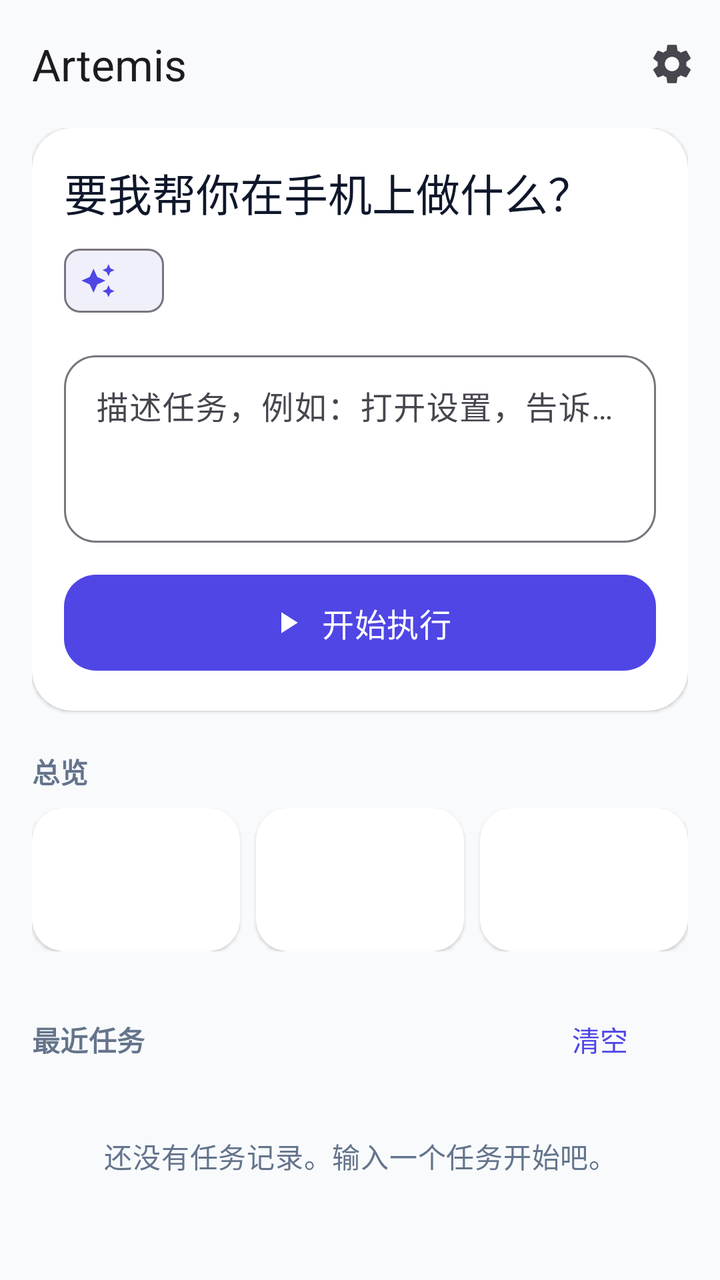
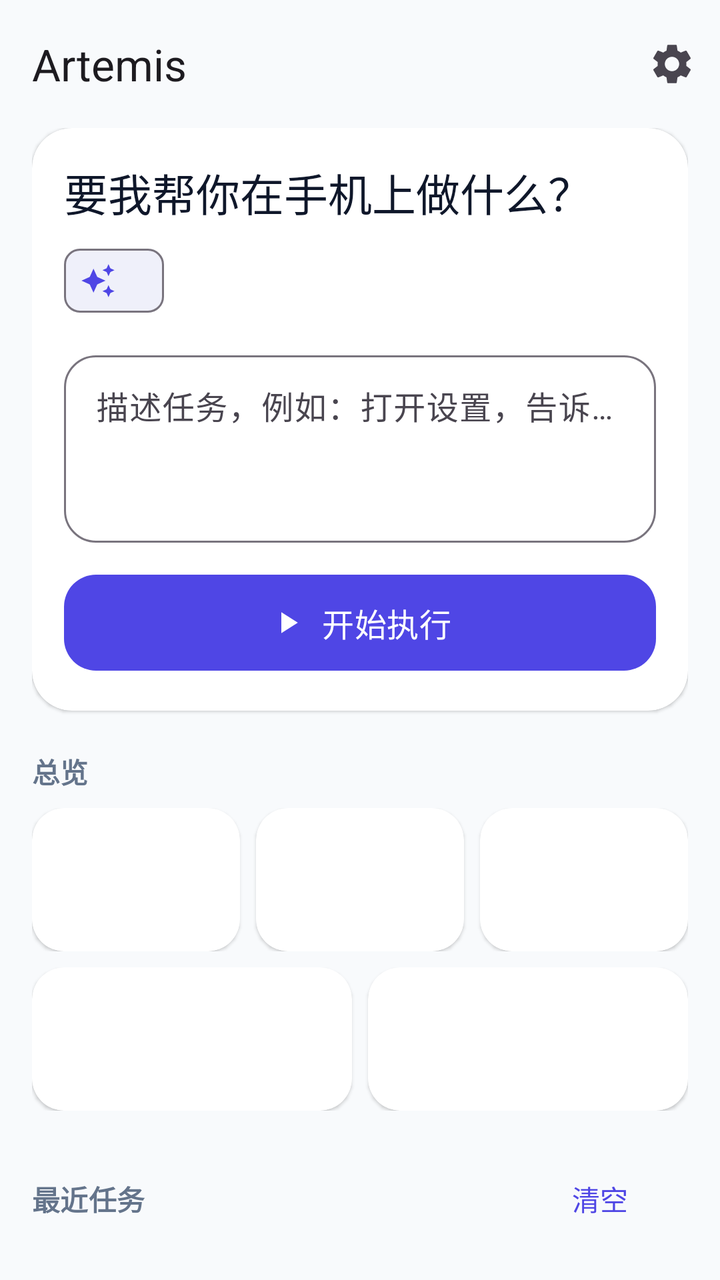

Before-and-after screenshots of an Android layout around one commit, followed by the original layout XML and the change that was made.
<!-- AndroidManifest.xml: application theme Theme.Artemis -->
<!-- res/layout/activity_main.xml -->
<?xml version="1.0" encoding="utf-8"?>
<LinearLayout xmlns:android="http://schemas.android.com/apk/res/android"
    xmlns:app="http://schemas.android.com/apk/res-auto"
    android:layout_width="match_parent"
    android:layout_height="match_parent"
    android:background="@color/surface"
    android:fitsSystemWindows="true"
    android:orientation="vertical">

    <com.google.android.material.appbar.MaterialToolbar
        android:id="@+id/toolbar"
        android:layout_width="match_parent"
        android:layout_height="?attr/actionBarSize"
        app:menu="@menu/home"
        app:title="@string/app_short"
        app:titleTextAppearance="?attr/textAppearanceTitleLarge" />

    <androidx.core.widget.NestedScrollView
        android:layout_width="match_parent"
        android:layout_height="match_parent">

        <LinearLayout
            android:layout_width="match_parent"
            android:layout_height="wrap_content"
            android:orientation="vertical"
            android:paddingHorizontal="16dp"
            android:paddingBottom="24dp">

            
            <com.google.android.material.card.MaterialCardView
                android:id="@+id/setup_card"
                android:layout_width="match_parent"
                android:layout_height="wrap_content"
                android:layout_marginBottom="12dp"
                android:visibility="gone"
                app:cardBackgroundColor="@color/brand_container">

                <LinearLayout
                    android:layout_width="match_parent"
                    android:layout_height="wrap_content"
                    android:orientation="vertical"
                    android:padding="16dp">

                    <TextView
                        android:layout_width="wrap_content"
                        android:layout_height="wrap_content"
                        android:text="@string/setup_title"
                        android:textAppearance="?attr/textAppearanceTitleMedium"
                        android:textColor="@color/on_brand_container" />

                    <LinearLayout
                        android:id="@+id/setup_a11y"
                        android:layout_width="match_parent"
                        android:layout_height="wrap_content"
                        android:layout_marginTop="8dp"
                        android:gravity="center_vertical"
                        android:orientation="horizontal">

                        <TextView
                            android:layout_width="0dp"
                            android:layout_height="wrap_content"
                            android:layout_weight="1"
                            android:text="@string/setup_a11y"
                            android:textAppearance="?attr/textAppearanceBodyMedium"
                            android:textColor="@color/on_brand_container" />

                        <com.google.android.material.button.MaterialButton
                            android:id="@+id/setup_a11y_button"
                            style="@style/Widget.Material3.Button"
                            android:layout_width="wrap_content"
                            android:layout_height="wrap_content"
                            android:layout_marginStart="12dp"
                            android:text="@string/action_enable" />
                    </LinearLayout>

                    <LinearLayout
                        android:id="@+id/setup_model"
                        android:layout_width="match_parent"
                        android:layout_height="wrap_content"
                        android:layout_marginTop="8dp"
                        android:gravity="center_vertical"
                        android:orientation="horizontal">

                        <TextView
                            android:layout_width="0dp"
                            android:layout_height="wrap_content"
                            android:layout_weight="1"
                            android:text="@string/setup_model"
                            android:textAppearance="?attr/textAppearanceBodyMedium"
                            android:textColor="@color/on_brand_container" />

                        <com.google.android.material.button.MaterialButton
                            android:id="@+id/setup_model_button"
                            style="@style/Widget.Material3.Button"
                            android:layout_width="wrap_content"
                            android:layout_height="wrap_content"
                            android:layout_marginStart="12dp"
                            android:text="@string/action_add_model" />
                    </LinearLayout>
                </LinearLayout>
            </com.google.android.material.card.MaterialCardView>

            
            <com.google.android.material.card.MaterialCardView
                android:id="@+id/composer_card"
                android:layout_width="match_parent"
                android:layout_height="wrap_content">

                <LinearLayout
                    android:layout_width="match_parent"
                    android:layout_height="wrap_content"
                    android:orientation="vertical"
                    android:padding="16dp">

                    <TextView
                        android:layout_width="wrap_content"
                        android:layout_height="wrap_content"
                        android:text="@string/home_greeting"
                        android:textAppearance="?attr/textAppearanceTitleLarge"
                        android:textColor="@color/text_primary" />

                    <com.google.android.material.chip.Chip
                        android:id="@+id/model_chip"
                        style="@style/Widget.Material3.Chip.Assist"
                        android:layout_width="wrap_content"
                        android:layout_height="wrap_content"
                        android:layout_marginTop="4dp"
                        app:chipIcon="@drawable/ic_spark"
                        app:chipIconTint="@color/brand" />

                    <com.google.android.material.textfield.TextInputLayout
                        android:id="@+id/task_layout"
                        style="@style/Widget.Material3.TextInputLayout.OutlinedBox"
                        android:layout_width="match_parent"
                        android:layout_height="wrap_content"
                        android:layout_marginTop="8dp"
                        android:hint="@string/task_hint"
                        app:boxCornerRadiusBottomEnd="16dp"
                        app:boxCornerRadiusBottomStart="16dp"
                        app:boxCornerRadiusTopEnd="16dp"
                        app:boxCornerRadiusTopStart="16dp"
                        app:endIconMode="clear_text">

                        <com.google.android.material.textfield.TextInputEditText
                            android:id="@+id/task_input"
                            android:layout_width="match_parent"
                            android:layout_height="wrap_content"
                            android:gravity="top"
                            android:inputType="textMultiLine|textCapSentences"
                            android:maxLines="6"
                            android:minLines="3" />
                    </com.google.android.material.textfield.TextInputLayout>

                    <HorizontalScrollView
                        android:layout_width="match_parent"
                        android:layout_height="wrap_content"
                        android:layout_marginTop="4dp"
                        android:scrollbars="none">

                        <com.google.android.material.chip.ChipGroup
                            android:id="@+id/suggestions"
                            android:layout_width="wrap_content"
                            android:layout_height="wrap_content"
                            app:singleLine="true" />
                    </HorizontalScrollView>

                    <com.google.android.material.button.MaterialButton
                        android:id="@+id/start_button"
                        android:layout_width="match_parent"
                        android:layout_height="56dp"
                        android:layout_marginTop="8dp"
                        android:text="@string/action_start"
                        android:textAppearance="?attr/textAppearanceTitleMedium"
                        app:cornerRadius="16dp"
                        app:icon="@drawable/ic_play"
                        app:iconGravity="textStart" />
                </LinearLayout>
            </com.google.android.material.card.MaterialCardView>

            
            <com.google.android.material.card.MaterialCardView
                android:id="@+id/live_card"
                android:layout_width="match_parent"
                android:layout_height="wrap_content"
                android:visibility="gone"
                app:strokeColor="@color/brand"
                app:strokeWidth="1dp">

                <LinearLayout
                    android:layout_width="match_parent"
                    android:layout_height="wrap_content"
                    android:orientation="vertical"
                    android:padding="16dp">

                    <LinearLayout
                        android:layout_width="match_parent"
                        android:layout_height="wrap_content"
                        android:gravity="center_vertical"
                        android:orientation="horizontal">

                        <com.google.android.material.progressindicator.CircularProgressIndicator
                            android:layout_width="wrap_content"
                            android:layout_height="wrap_content"
                            android:indeterminate="true"
                            app:indicatorSize="20dp"
                            app:trackThickness="3dp" />

                        <TextView
                            android:id="@+id/live_status"
                            android:layout_width="0dp"
                            android:layout_height="wrap_content"
                            android:layout_marginStart="10dp"
                            android:layout_weight="1"
                            android:textAppearance="?attr/textAppearanceLabelLarge"
                            android:textColor="@color/brand" />

                        <TextView
                            android:id="@+id/live_elapsed"
                            android:layout_width="wrap_content"
                            android:layout_height="wrap_content"
                            android:fontFeatureSettings="tnum"
                            android:textAppearance="?attr/textAppearanceLabelLarge"
                            android:textColor="@color/text_secondary" />
                    </LinearLayout>

                    <TextView
                        android:id="@+id/live_task"
                        android:layout_width="match_parent"
                        android:layout_height="wrap_content"
                        android:layout_marginTop="10dp"
                        android:ellipsize="end"
                        android:maxLines="3"
                        android:textAppearance="?attr/textAppearanceTitleMedium"
                        android:textColor="@color/text_primary" />

                    <TextView
                        android:id="@+id/live_last"
                        android:layout_width="match_parent"
                        android:layout_height="wrap_content"
                        android:layout_marginTop="8dp"
                        android:ellipsize="end"
                        android:maxLines="4"
                        android:textAppearance="?attr/textAppearanceBodyMedium"
                        android:textColor="@color/text_secondary" />

                    <LinearLayout
                        android:layout_width="match_parent"
                        android:layout_height="wrap_content"
                        android:layout_marginTop="12dp"
                        android:gravity="end"
                        android:orientation="horizontal">

                        <com.google.android.material.button.MaterialButton
                            android:id="@+id/live_details"
                            style="@style/Widget.Material3.Button.TextButton"
                            android:layout_width="wrap_content"
                            android:layout_height="wrap_content"
                            android:text="@string/action_details" />

                        <com.google.android.material.button.MaterialButton
                            android:id="@+id/live_stop"
                            android:layout_width="wrap_content"
                            android:layout_height="wrap_content"
                            android:layout_marginStart="8dp"
                            android:backgroundTint="@color/danger"
                            android:text="@string/action_stop"
                            app:icon="@drawable/ic_stop" />
                    </LinearLayout>
                </LinearLayout>
            </com.google.android.material.card.MaterialCardView>

            
            <TextView
                android:layout_width="wrap_content"
                android:layout_height="wrap_content"
                android:layout_marginTop="20dp"
                android:layout_marginBottom="8dp"
                android:text="@string/section_overview"
                android:textAppearance="@style/TextAppearance.Artemis.Section" />

            <LinearLayout
                android:layout_width="match_parent"
                android:layout_height="wrap_content"
                android:orientation="horizontal">

                <include
                    android:id="@+id/stat_runs"
                    layout="@layout/view_metric"
                    android:layout_width="0dp"
                    android:layout_height="wrap_content"
                    android:layout_weight="1" />

                <include
                    android:id="@+id/stat_success"
                    layout="@layout/view_metric"
                    android:layout_width="0dp"
                    android:layout_height="wrap_content"
                    android:layout_marginHorizontal="8dp"
                    android:layout_weight="1" />

                <include
                    android:id="@+id/stat_step"
                    layout="@layout/view_metric"
                    android:layout_width="0dp"
                    android:layout_height="wrap_content"
                    android:layout_weight="1" />
            </LinearLayout>

            
            <LinearLayout
                android:layout_width="match_parent"
                android:layout_height="wrap_content"
                android:layout_marginTop="20dp"
                android:gravity="center_vertical"
                android:orientation="horizontal">

                <TextView
                    android:layout_width="0dp"
                    android:layout_height="wrap_content"
                    android:layout_weight="1"
                    android:text="@string/section_recent"
                    android:textAppearance="@style/TextAppearance.Artemis.Section" />

                <com.google.android.material.button.MaterialButton
                    android:id="@+id/clear_history"
                    style="@style/Widget.Material3.Button.TextButton"
                    android:layout_width="wrap_content"
                    android:layout_height="wrap_content"
                    android:text="@string/action_clear" />
            </LinearLayout>

            <TextView
                android:id="@+id/empty_history"
                android:layout_width="match_parent"
                android:layout_height="wrap_content"
                android:gravity="center"
                android:padding="24dp"
                android:text="@string/empty_history"
                android:textAppearance="?attr/textAppearanceBodyMedium"
                android:textColor="@color/text_secondary" />

            <androidx.recyclerview.widget.RecyclerView
                android:id="@+id/history"
                android:layout_width="match_parent"
                android:layout_height="wrap_content"
                android:nestedScrollingEnabled="false" />
        </LinearLayout>
    </androidx.core.widget.NestedScrollView>
</LinearLayout>
<!-- res/layout/view_metric.xml (included above) -->
<?xml version="1.0" encoding="utf-8"?>
<com.google.android.material.card.MaterialCardView xmlns:android="http://schemas.android.com/apk/res/android"
    xmlns:app="http://schemas.android.com/apk/res-auto"
    android:layout_width="match_parent"
    android:layout_height="wrap_content"
    app:cardCornerRadius="16dp">

    <LinearLayout
        android:layout_width="match_parent"
        android:layout_height="wrap_content"
        android:orientation="vertical"
        android:paddingHorizontal="14dp"
        android:paddingVertical="12dp">

        <TextView
            android:id="@+id/metric_value"
            android:layout_width="wrap_content"
            android:layout_height="wrap_content"
            android:fontFeatureSettings="tnum"
            android:maxLines="1"
            android:textAppearance="@style/TextAppearance.Artemis.Metric" />

        <TextView
            android:id="@+id/metric_label"
            android:layout_width="wrap_content"
            android:layout_height="wrap_content"
            android:layout_marginTop="2dp"
            android:textAppearance="@style/TextAppearance.Artemis.Caption" />
    </LinearLayout>
</com.google.android.material.card.MaterialCardView>
<!-- resources referenced by this layout -->
<resources>
  <color name="brand">#4F46E5</color>
  <color name="brand_container">#E0E7FF</color>
  <color name="danger">#DC2626</color>
  <color name="on_brand_container">#1E1B4B</color>
  <color name="surface">#F8FAFC</color>
  <color name="text_primary">#0F172A</color>
  <color name="text_secondary">#64748B</color>
  <!-- drawable ic_play (drawable) -->
  <vector xmlns:android="http://schemas.android.com/apk/res/android"
      android:width="24dp" android:height="24dp" android:viewportWidth="24" android:viewportHeight="24" android:tint="?attr/colorControlNormal">
      <path android:fillColor="#FF000000" android:pathData="M8,5v14l11,-7z"/>
  </vector>
  <!-- drawable ic_spark (drawable) -->
  <vector xmlns:android="http://schemas.android.com/apk/res/android"
      android:width="24dp" android:height="24dp" android:viewportWidth="24" android:viewportHeight="24">
      <path android:fillColor="#FFFFFFFF" android:pathData="M19,9l1.25,-2.75L23,5l-2.75,-1.25L19,1l-1.25,2.75L15,5l2.75,1.25L19,9zM11.5,9.5L9,4 6.5,9.5 1,12l5.5,2.5L9,20l2.5,-5.5L17,12l-5.5,-2.5zM19,15l-1.25,2.75L15,19l2.75,1.25L19,23l1.25,-2.75L23,19l-2.75,-1.25L19,15z"/>
  </vector>
  <!-- drawable ic_stop (drawable) -->
  <vector xmlns:android="http://schemas.android.com/apk/res/android"
      android:width="24dp" android:height="24dp" android:viewportWidth="24" android:viewportHeight="24">
      <path android:fillColor="#FFFFFFFF" android:pathData="M6,6h12v12H6z"/>
  </vector>
  <string name="action_add_model">添加模型</string>
  <string name="action_clear">清空</string>
  <string name="action_details">查看详情</string>
  <string name="action_enable">去开启</string>
  <string name="action_start">开始执行</string>
  <string name="action_stop">停止</string>
  <string name="app_short">Artemis</string>
  <string name="empty_history">还没有任务记录。输入一个任务开始吧。</string>
  <string name="home_greeting">要我帮你在手机上做什么？</string>
  <string name="section_overview">总览</string>
  <string name="section_recent">最近任务</string>
  <string name="setup_a11y">开启无障碍服务「Artemis On-Device」，让智能体可以看屏幕和操作手机</string>
  <string name="setup_model">添加一个模型服务（OpenAI 兼容或 Anthropic）</string>
  <string name="setup_title">还差一步</string>
  <string name="task_hint">描述任务，例如：打开设置，告诉我电量</string>
  <style name="TextAppearance.Artemis.Caption" parent="TextAppearance.Material3.LabelMedium">
          <item name="android:textColor">@color/text_secondary</item>
      </style>
  <style name="TextAppearance.Artemis.Metric" parent="TextAppearance.Material3.TitleLarge">
          <item name="android:textStyle">bold</item>
          <item name="android:textColor">@color/text_primary</item>
      </style>
  <style name="TextAppearance.Artemis.Section" parent="TextAppearance.Material3.TitleSmall">
          <item name="android:textColor">@color/text_secondary</item>
          <item name="android:textStyle">bold</item>
      </style>
  <color name="surface_card">#FFFFFF</color>
  <color name="outline">#E2E8F0</color>
  <style name="Widget.Artemis.Card" parent="Widget.Material3.CardView.Elevated">
          <item name="cardBackgroundColor">@color/surface_card</item>
          <item name="cardCornerRadius">20dp</item>
          <item name="cardElevation">1dp</item>
      </style>
  <!-- unchanged entries left out for length: 1 -->
</resources>

<!-- the commit's change to res/layout/activity_main.xml (unified diff, before → after) -->
@@ -300,6 +300,30 @@
 
                 <include
                     android:id="@+id/stat_step"
+                    layout="@layout/view_metric"
+                    android:layout_width="0dp"
+                    android:layout_height="wrap_content"
+                    android:layout_weight="1" />
+            </LinearLayout>
+
+            
+            <LinearLayout
+                android:id="@+id/usage_row"
+                android:layout_width="match_parent"
+                android:layout_height="wrap_content"
+                android:layout_marginTop="8dp"
+                android:orientation="horizontal">
+
+                <include
+                    android:id="@+id/stat_tokens"
+                    layout="@layout/view_metric"
+                    android:layout_width="0dp"
+                    android:layout_height="wrap_content"
+                    android:layout_marginEnd="8dp"
+                    android:layout_weight="1" />
+
+                <include
+                    android:id="@+id/stat_cost"
                     layout="@layout/view_metric"
                     android:layout_width="0dp"
                     android:layout_height="wrap_content"
